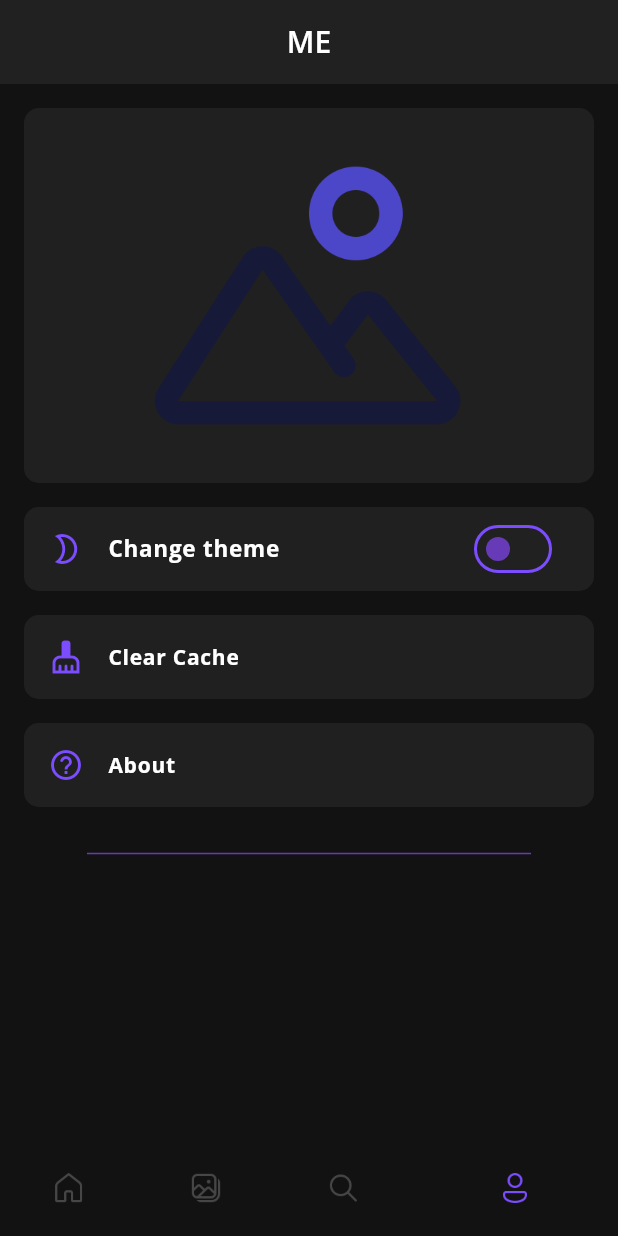
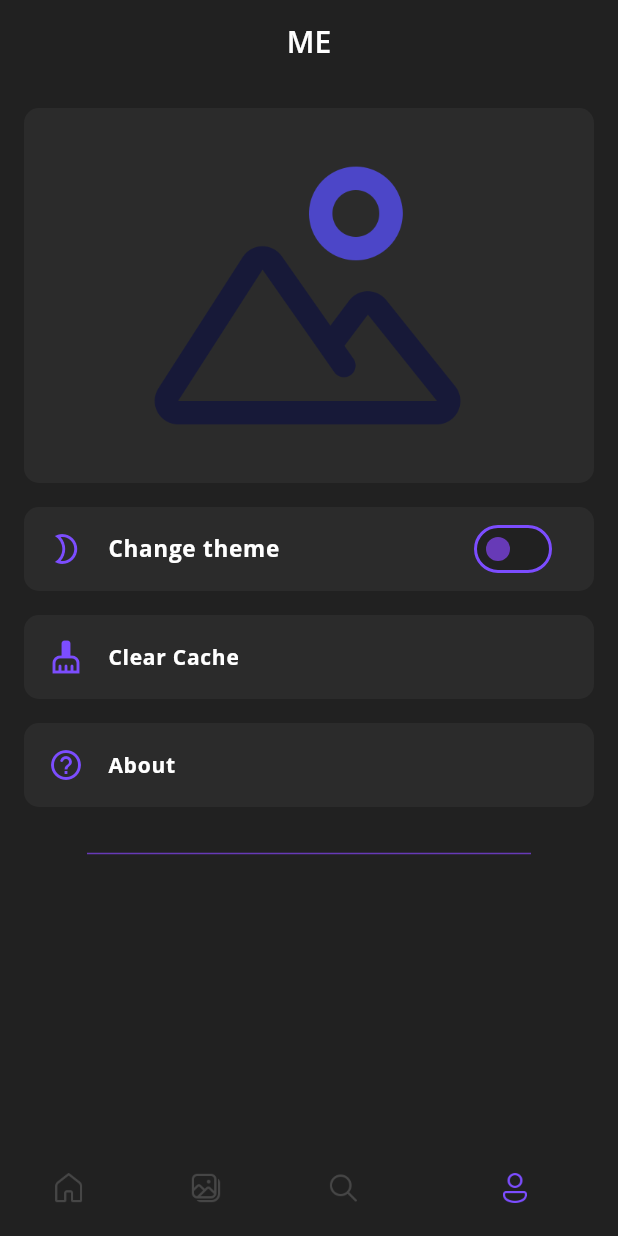
Before and after one commit to SFADev/nirva_walls, a Flutter app: the screen it shows after launch, item 4 of the bottom bar chosen, on a phone screen of 412 x 824 dp. Run offline on Flutter 3.47's test engine with Material 3 defaults, Android fonts, the phone set to English and light mode, and no system bars; our stand-ins replace cached_network_image, connectivity_plus, flutter_cache_manager, google_fonts, google_mobile_ads, liquid_pull_to_refresh and 2 more; missing offline and left inert: flutter_downloader; network calls fail.

Commit message:
dart_fix_--apply the new changes in dart new version

```diff
--- a/lib/pages/full_img_page.dart
+++ b/lib/pages/full_img_page.dart
@@ -109,7 +109,7 @@ class FullImgPageState extends State<FullImgPage> {
   @override
   Widget build(BuildContext context) {
     return Scaffold(
-      backgroundColor: Theme.of(context).colorScheme.background,
+      backgroundColor: Theme.of(context).colorScheme.surface,
       body: Stack(
         children: <Widget>[
           Hero(
@@ -122,7 +122,7 @@ class FullImgPageState extends State<FullImgPage> {
                   : CachedNetworkImage(
                       imageUrl: widget.imgPathview,
                       placeholder: (context, url) => Container(
-                        color: Theme.of(context).colorScheme.background,
+                        color: Theme.of(context).colorScheme.surface,
                       ),
                       fit: BoxFit.cover,
                     ),
--- a/lib/pages/home_page.dart
+++ b/lib/pages/home_page.dart
@@ -279,7 +279,7 @@ class _HomePageState extends State<HomePage> {
         //wallpapers in the home page
         body: LiquidPullToRefresh(
           color: Theme.of(context).colorScheme.primary,
-          backgroundColor: Theme.of(context).colorScheme.background,
+          backgroundColor: Theme.of(context).colorScheme.surface,
           child: isConnected
               ? wallPapers(
                   photos,
@@ -303,7 +303,7 @@ class _HomePageState extends State<HomePage> {
         // floating action button to scroll to the top
         floatingActionButton: _isVisible
             ? FloatingActionButton(
-                backgroundColor: Theme.of(context).colorScheme.background,
+                backgroundColor: Theme.of(context).colorScheme.surface,
                 onPressed: () {
                   if (_scrollController.hasClients) {
                     // Scroll to the top
--- a/lib/pages/me_page.dart
+++ b/lib/pages/me_page.dart
@@ -62,8 +62,8 @@ class _MePageState extends State<MePage> {
                   ),
                 ),
                 trailing: Switch(
-                  trackColor: MaterialStateProperty.all(Theme.of(context).colorScheme.background),
-                  trackOutlineColor: MaterialStateProperty.all(Colors.deepPurpleAccent),
+                  trackColor: WidgetStateProperty.all(Theme.of(context).colorScheme.surface),
+                  trackOutlineColor: WidgetStateProperty.all(Colors.deepPurpleAccent),
                   activeColor: const Color.fromARGB(255, 255, 102, 133),
                   inactiveThumbColor: Colors.deepPurple,
                   value: onORoff,
--- a/lib/theme/freewall_theme.dart
+++ b/lib/theme/freewall_theme.dart
@@ -64,7 +64,7 @@ class FreeWallTheme {
       brightness: Brightness.light,
       // colorscheme
       colorScheme: ColorScheme.light(
-        background: Colors.white,
+        surface: Colors.white,
         primary: Colors.grey[300]!,
         onPrimary: Colors.grey[100]!,
         secondary: Colors.grey[200]!,
@@ -98,7 +98,7 @@ class FreeWallTheme {
       brightness: Brightness.dark,
       // colorscheme
       colorScheme: ColorScheme.dark(
-        background: Colors.grey[900]!,
+        surface: Colors.grey[900]!,
         primary: Colors.grey[850]!,
         onPrimary: Colors.grey[700]!,
         secondary: Colors.grey[800]!,
--- a/lib/tiles/categorie_tile.dart
+++ b/lib/tiles/categorie_tile.dart
@@ -32,7 +32,7 @@ class CategorieTile extends StatelessWidget {
         width: screenWidth * 0.4,
         decoration: BoxDecoration(
           borderRadius: BorderRadius.circular(8.0),
-          color: Theme.of(context).colorScheme.background,
+          color: Theme.of(context).colorScheme.surface,
           boxShadow: [
             BoxShadow(
               color: Theme.of(context).colorScheme.shadow,
--- a/lib/tiles/collections_tile.dart
+++ b/lib/tiles/collections_tile.dart
@@ -24,7 +24,7 @@ class CollectionsTile extends StatelessWidget {
       },
       child: Container(
         decoration: BoxDecoration(
-          color: Theme.of(context).colorScheme.background,
+          color: Theme.of(context).colorScheme.surface,
           borderRadius: BorderRadius.circular(8),
           border: Border.all(
             color: Theme.of(context).colorScheme.secondary,
--- a/lib/tiles/tags_tile.dart
+++ b/lib/tiles/tags_tile.dart
@@ -29,7 +29,7 @@ class TagsTile extends StatelessWidget {
         margin: const EdgeInsets.only(right: 8.0, left: 8.0),
         decoration: BoxDecoration(
           borderRadius: BorderRadius.circular(8.0),
-          color: Theme.of(context).colorScheme.background,
+          color: Theme.of(context).colorScheme.surface,
           border: Border.all(
             color: Theme.of(context).colorScheme.secondary,
           ),
```
Also changed, not shown: pubspec.lock.
